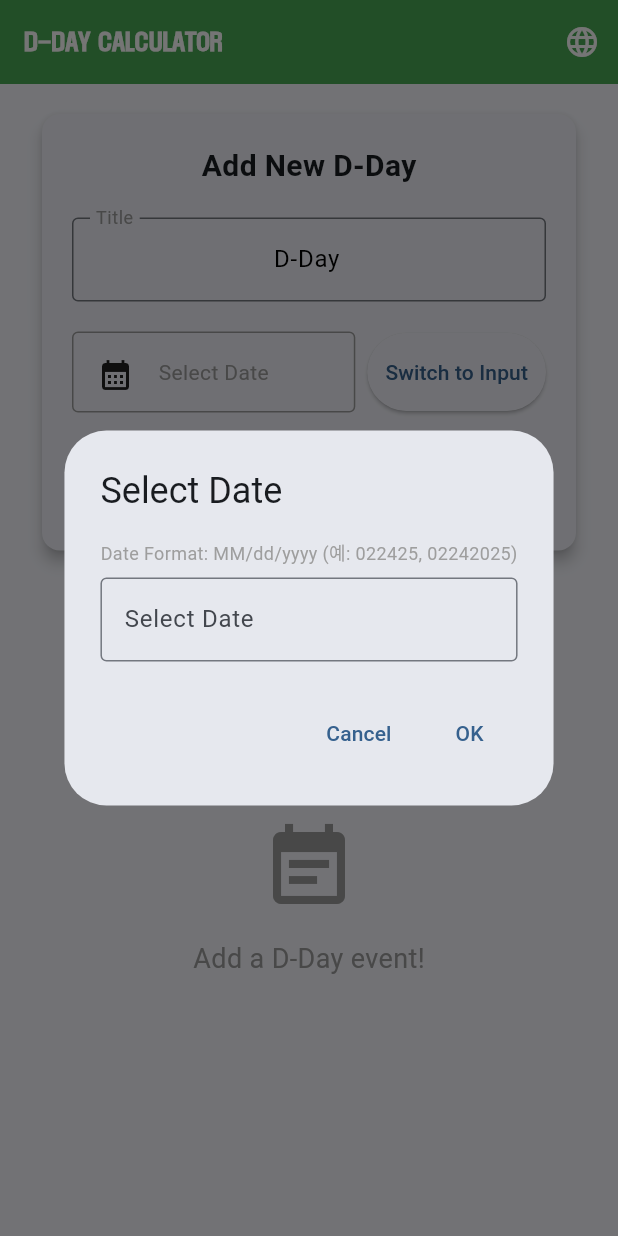
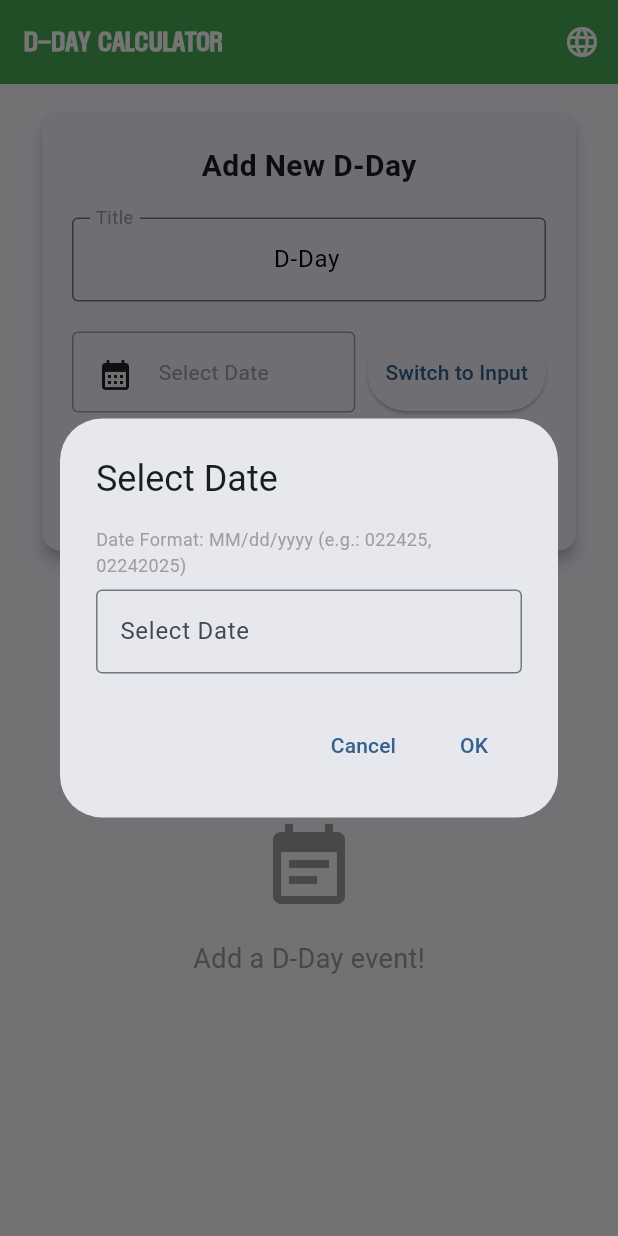
Before and after one commit to callmenomad/ddaycalc, a Flutter app: the screen it shows after launch, after a tap on "Switch to Input", on a phone screen of 412 x 824 dp. Run offline on Flutter 3.47's test engine with Material 3 defaults, Android fonts, the phone set to English and light mode, and no system bars.

Commit message:
Translate example indicators to match user language

```diff
--- a/lib/main.dart
+++ b/lib/main.dart
@@ -710,23 +710,27 @@ class _DDayCalculatorPageState extends State<DDayCalculatorPage> {
     switch (widget.currentLanguage) {
       case 'English':
       case 'Tagalog':
-        return '예: 022425, 02242025';
+        return 'e.g.: 022425, 02242025';
       case '한국어':
         return '예: 250224, 20250224';
       case '日本語':
-        return '예: 250224, 20250224';
+        return '例: 250224, 20250224';
       case '中文':
-        return '예: 250224, 20250224';
+        return '例如: 250224, 20250224';
       case 'Español':
+        return 'ej.: 240225, 24022025';
       case 'Português':
+        return 'ex.: 240225, 24022025';
       case 'Français':
+        return 'ex.: 240225, 24022025';
       case 'Tiếng Việt':
+        return 'vd.: 240225, 24022025';
       case 'Bahasa Indonesia':
-        return '예: 240225, 24022025';
+        return 'mis.: 240225, 24022025';
       case 'ไทย':
-        return '예: 240225, 24022025 또는 022425, 02242025';
+        return 'เช่น: 240225, 24022025 หรือ 022425, 02242025';
       default:
-        return '예: 022425, 02242025';
+        return 'e.g.: 022425, 02242025';
     }
   }
 
```
